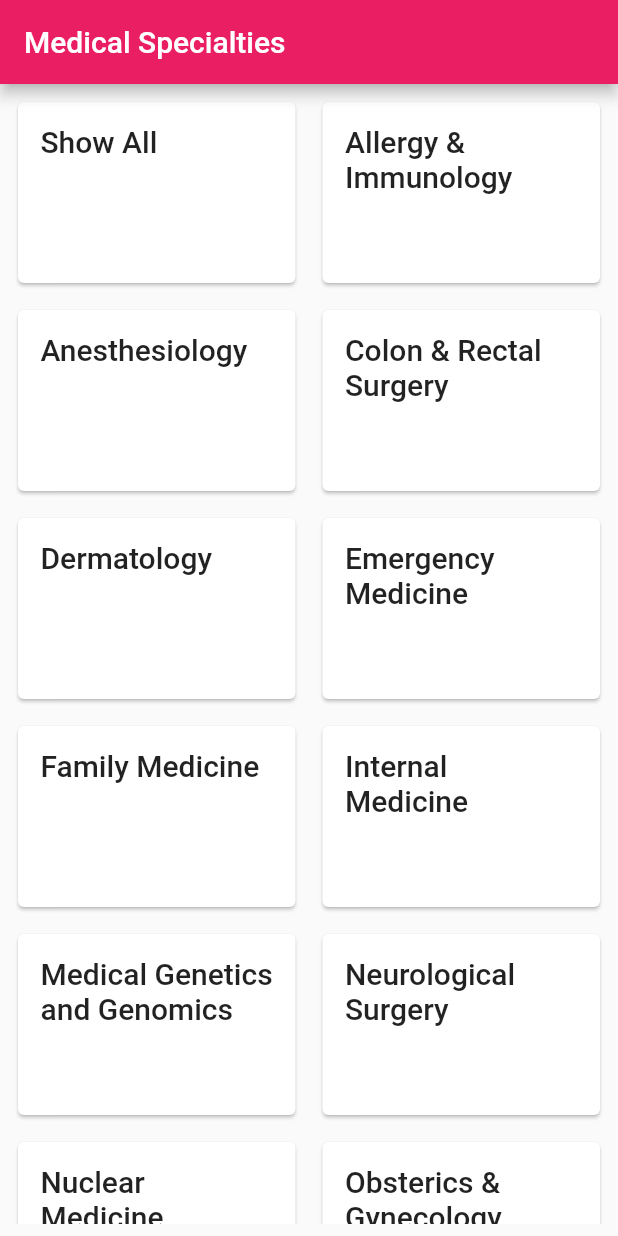
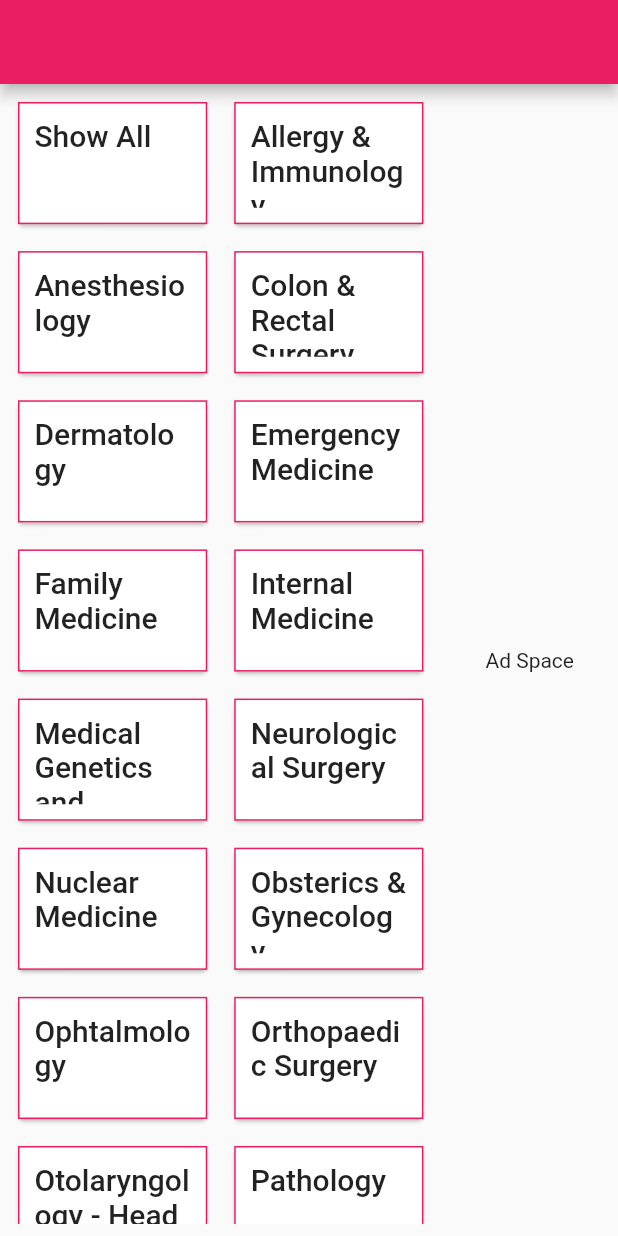
Before and after one commit to ftsaylon/hospital_directory, a Flutter app: the screen it shows after launch, on a phone screen of 412 x 824 dp. Run offline on Flutter 3.47's test engine with Material 2 defaults, Android fonts, the light colour scheme and no system bars.

Commit message:
Refractor Doctors and Specialties layout

```diff
--- a/lib/main.dart
+++ b/lib/main.dart
@@ -4,8 +4,10 @@ import 'package:provider/provider.dart';
 import 'providers/doctors.dart';
 import 'providers/specialties.dart';
 
-import 'screens/specialties_screen.dart';
-import 'screens/doctors_screen.dart';
+import 'widgets/specialties_panel.dart';
+import 'widgets/doctors_panel.dart';
+
+import 'screens/home_screen.dart';
 
 import 'helpers/custom_route.dart';
 
@@ -36,10 +38,10 @@ class MyApp extends StatelessWidget {
             },
           ),
         ),
-        home: SpecialtiesScreen(),
+        home: HomeScreen(),
         routes: {
-          SpecialtiesScreen.routeName: (context) => SpecialtiesScreen(),
-          DoctorsScreen.routeName: (context) => DoctorsScreen(),
+          SpecialtiesPanel.routeName: (context) => SpecialtiesPanel(),
+          DoctorsPanel.routeName: (context) => DoctorsPanel(),
         },
       ),
     );
--- a/lib/providers/specialties.dart
+++ b/lib/providers/specialties.dart
@@ -31,6 +31,13 @@ class Specialties with ChangeNotifier {
     Specialty(id: 's24', name: 'Urology'),
   ];
 
+  String specialtyIdToDisplay;
+
+  Future<void> setSpecialtyToDisplay(String specialtyId) async {
+    specialtyIdToDisplay = specialtyId;
+    notifyListeners();
+  }
+
   List<Specialty> get items {
     return [..._items];
   }
--- a/lib/providers/state_holder.dart
+++ /dev/null
@@ -1,5 +0,0 @@
-import 'package:flutter/material.dart';
-
-class StateHolder extends ChangeNotifier {
-
-}
--- a/lib/screens/home_screen.dart
+++ b/lib/screens/home_screen.dart
@@ -1,15 +1,41 @@
 import 'package:flutter/material.dart';
+
+import 'package:provider/provider.dart';
+
+import '../providers/specialties.dart';
+
+import '../widgets/doctors_panel.dart';
+import '../widgets/specialties_panel.dart';
 
 class HomeScreen extends StatelessWidget {
   const HomeScreen({Key key}) : super(key: key);
 
   @override
   Widget build(BuildContext context) {
+    var specialtyId = Provider.of<Specialties>(context).specialtyIdToDisplay;
+
     return Scaffold(
       appBar: AppBar(),
       body: Container(
-        child: Column(
-          children: <Widget>[],
+        child: Row(
+          children: <Widget>[
+            Expanded(
+              flex: 5,
+              child: specialtyId != null
+                  ? DoctorsPanel(
+                      specialtyId: specialtyId,
+                    )
+                  : SpecialtiesPanel(),
+            ),
+            Expanded(
+              flex: 2,
+              child: Container(
+                child: Center(
+                  child: const Text('Ad Space'),
+                ),
+              ),
+            ),
+          ],
         ),
       ),
     );
--- a/lib/screens/specialties_screen.dart
+++ /dev/null
@@ -1,40 +0,0 @@
-import 'package:flutter/material.dart';
-import 'package:provider/provider.dart';
-
-import '../providers/specialties.dart';
-
-import '../widgets/specialty_item.dart';
-
-class SpecialtiesScreen extends StatelessWidget {
-  const SpecialtiesScreen({Key key}) : super(key: key);
-
-  static const routeName = '/specialties';
-
-  @override
-  Widget build(BuildContext context) {
-    final specialtiesData = Provider.of<Specialties>(context);
-    final specialties = specialtiesData.items;
-
-    return Scaffold(
-      appBar: AppBar(
-        title: Text('Medical Specialties'),
-      ),
-      body: Padding(
-        padding: const EdgeInsets.all(8.0),
-        child: GridView.builder(
-          itemCount: specialties.length,
-          itemBuilder: (context, index) => ChangeNotifierProvider.value(
-            value: specialties[index],
-            child: SpecialtyItem(),
-          ),
-          gridDelegate: SliverGridDelegateWithMaxCrossAxisExtent(
-            maxCrossAxisExtent: 200,
-            childAspectRatio: 3/ 2,
-            crossAxisSpacing: 10,
-            mainAxisSpacing: 10,
-          ),
-        ),
-      ),
-    );
-  }
-}
--- /dev/null
+++ b/lib/widgets/specialties_panel.dart
@@ -0,0 +1,35 @@
+import 'package:flutter/material.dart';
+import 'package:provider/provider.dart';
+
+import '../providers/specialties.dart';
+
+import '../widgets/specialty_item.dart';
+
+class SpecialtiesPanel extends StatelessWidget {
+  const SpecialtiesPanel({Key key}) : super(key: key);
+
+  static const routeName = '/specialties';
+
+  @override
+  Widget build(BuildContext context) {
+    final specialtiesData = Provider.of<Specialties>(context);
+    final specialties = specialtiesData.items;
+
+    return Container(
+      padding: const EdgeInsets.all(8.0),
+      child: GridView.builder(
+        itemCount: specialties.length,
+        itemBuilder: (context, index) => ChangeNotifierProvider.value(
+          value: specialties[index],
+          child: SpecialtyItem(),
+        ),
+        gridDelegate: SliverGridDelegateWithMaxCrossAxisExtent(
+          maxCrossAxisExtent: 200,
+          childAspectRatio: 3 / 2,
+          crossAxisSpacing: 10,
+          mainAxisSpacing: 10,
+        ),
+      ),
+    );
+  }
+}
--- a/lib/widgets/specialty_item.dart
+++ b/lib/widgets/specialty_item.dart
@@ -3,7 +3,7 @@ import 'package:provider/provider.dart';
 
 import '../models/specialty.dart';
 
-import '../screens/doctors_screen.dart';
+import '../providers/specialties.dart';
 
 class SpecialtyItem extends StatelessWidget {
   const SpecialtyItem({Key key}) : super(key: key);
@@ -15,20 +15,24 @@ class SpecialtyItem extends StatelessWidget {
     return Card(
       child: InkWell(
         onTap: () {
-          Navigator.of(context).pushNamed(
-            DoctorsScreen.routeName,
-            arguments: specialty.id,
-          );
+          // Navigator.of(context).pushNamed(
+          //   DoctorsScreen.routeName,
+          //   arguments: specialty.id,
+          // );
+
+          Provider.of<Specialties>(context).setSpecialtyToDisplay(specialty.id);
         },
         child: Container(
-          padding: const EdgeInsets.all(15),
+          padding: const EdgeInsets.all(10),
           child: Text(
             specialty.name,
             style: Theme.of(context).textTheme.title,
           ),
           decoration: BoxDecoration(
-            borderRadius: BorderRadius.circular(15),
-          ),
+              // borderRadius: BorderRadius.circular(15),
+              border: Border.all(
+            color: Theme.of(context).primaryColor,
+          )),
         ),
       ),
     );
--- a/pubspec.yaml
+++ b/pubspec.yaml
@@ -20,7 +20,7 @@ dependencies:
   flutter:
     sdk: flutter
   provider: ^3.0.0
-
+  video_player: ^0.10.8+1
 
   # The following adds the Cupertino Icons font to your application.
   # Use with the CupertinoIcons class for iOS style icons.
```
Also changed, not shown: lib/screens/doctors_screen.dart (deleted, +0 -41 lines), lib/widgets/doctor_item.dart (+11 -4 lines), lib/widgets/doctors_panel.dart (added, +39 -0 lines), pubspec.lock, 7 other files.
